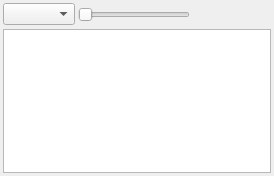
Old version of the form src/client/ui/layerbox.ui in the repository drawpile/Drawpile.
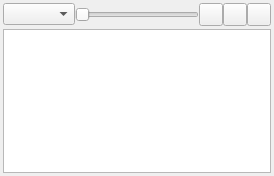
New version of the form. Icons and pictures are not drawn. Custom widgets are drawn as their Qt base class.

Commit message: Add and use GroupedToolButton widget

What changed in the file:
```diff
--- a/src/client/ui/layerbox.ui
+++ b/src/client/ui/layerbox.ui
@@ -29,7 +29,7 @@
    <item>
     <layout class="QHBoxLayout" name="horizontalLayout">
      <property name="spacing">
-      <number>3</number>
+      <number>0</number>
      </property>
      <item>
       <widget class="QComboBox" name="blendmode">
@@ -66,9 +66,6 @@
        <property name="popupMode">
         <enum>QToolButton::InstantPopup</enum>
        </property>
-       <property name="autoRaise">
-        <bool>true</bool>
-       </property>
       </widget>
      </item>
      <item>
@@ -80,8 +77,8 @@
         <iconset theme="list-add">
          <normaloff>icons:list-add.png</normaloff>icons:list-add.png</iconset>
        </property>
-       <property name="autoRaise">
-        <bool>true</bool>
+       <property name="groupPosition">
+        <enum>GroupedToolButton::GroupLeft</enum>
        </property>
       </widget>
      </item>
@@ -94,8 +91,8 @@
         <iconset theme="edit-delete">
          <normaloff>icons:edit-delete.png</normaloff>icons:edit-delete.png</iconset>
        </property>
-       <property name="autoRaise">
-        <bool>true</bool>
+       <property name="groupPosition">
+        <enum>GroupedToolButton::GroupRight</enum>
        </property>
       </widget>
      </item>
@@ -110,6 +107,13 @@
    </item>
   </layout>
  </widget>
+ <customwidgets>
+  <customwidget>
+   <class>GroupedToolButton</class>
+   <extends>QToolButton</extends>
+   <header>widgets/groupedtoolbutton.h</header>
+  </customwidget>
+ </customwidgets>
  <tabstops>
   <tabstop>blendmode</tabstop>
   <tabstop>lockButton</tabstop>
```
Left out of the diff: 6 changed lines with no effect on the pictures. The commit also changes 17 other files.
